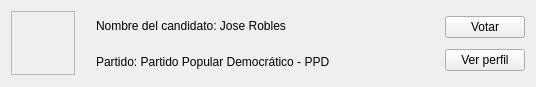
First picture: the form in forms/itemCandidato.ui, repository sarahiva/IS2Proyecto1, before the edit.
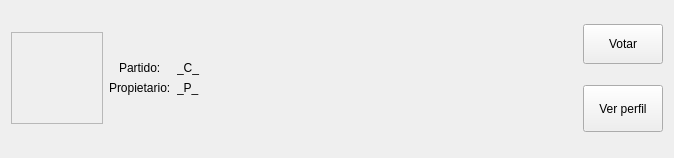
Second picture: the form after the edit. Icons and pictures are not drawn.

Diff of the .ui file:
```diff
--- a/forms/itemCandidato.ui
+++ b/forms/itemCandidato.ui
@@ -6,12 +6,12 @@
    <rect>
     <x>0</x>
     <y>0</y>
-    <width>536</width>
-    <height>87</height>
+    <width>674</width>
+    <height>158</height>
    </rect>
   </property>
   <property name="sizePolicy">
-   <sizepolicy hsizetype="Preferred" vsizetype="Fixed">
+   <sizepolicy hsizetype="Preferred" vsizetype="Preferred">
     <horstretch>0</horstretch>
     <verstretch>0</verstretch>
    </sizepolicy>
@@ -19,31 +19,34 @@
   <property name="minimumSize">
    <size>
     <width>420</width>
-    <height>87</height>
+    <height>88</height>
    </size>
   </property>
   <property name="maximumSize">
    <size>
     <width>16777215</width>
-    <height>87</height>
+    <height>158</height>
    </size>
   </property>
   <property name="windowTitle">
    <string>Form</string>
   </property>
-  <layout class="QHBoxLayout" name="horizontalLayout" stretch="0,2,0">
-   <item>
+  <layout class="QHBoxLayout" name="horizontalLayout" stretch="0,1,0">
+   <property name="topMargin">
+    <number>9</number>
+   </property>
+   <item alignment="Qt::AlignVCenter">
     <widget class="QFrame" name="frame">
      <property name="sizePolicy">
-      <sizepolicy hsizetype="Fixed" vsizetype="Fixed">
+      <sizepolicy hsizetype="Fixed" vsizetype="Preferred">
        <horstretch>0</horstretch>
        <verstretch>0</verstretch>
       </sizepolicy>
      </property>
      <property name="minimumSize">
       <size>
-       <width>64</width>
-       <height>64</height>
+       <width>92</width>
+       <height>92</height>
       </size>
      </property>
      <property name="maximumSize">
@@ -59,6 +62,9 @@
       <enum>QFrame::Raised</enum>
      </property>
      <layout class="QGridLayout" name="gridLayout">
+      <property name="topMargin">
+       <number>9</number>
+      </property>
       <item row="0" column="0">
        <widget class="QLabel" name="emblema">
         <property name="text">
@@ -76,24 +82,38 @@
     </widget>
    </item>
    <item>
-    <layout class="QVBoxLayout" name="verticalLayout">
-     <property name="leftMargin">
-      <number>15</number>
+    <layout class="QFormLayout" name="formLayout">
+     <property name="labelAlignment">
+      <set>Qt::AlignCenter</set>
      </property>
-     <property name="rightMargin">
-      <number>15</number>
+     <property name="formAlignment">
+      <set>Qt::AlignLeading|Qt::AlignLeft|Qt::AlignVCenter</set>
      </property>
-     <item>
-      <widget class="QLabel" name="nombreL">
+     <item row="0" column="0">
+      <widget class="QLabel" name="label">
        <property name="text">
-        <string>Nombre del candidato: Jose Robles</string>
+        <string>Partido:</string>
        </property>
       </widget>
      </item>
-     <item>
-      <widget class="QLabel" name="_partido_">
+     <item row="1" column="0">
+      <widget class="QLabel" name="label_2">
        <property name="text">
-        <string>Partido: Partido Popular Democrático - PPD</string>
+        <string>Propietario:</string>
+       </property>
+      </widget>
+     </item>
+     <item row="0" column="1">
+      <widget class="QLabel" name="partido">
+       <property name="text">
+        <string>_C_</string>
+       </property>
+      </widget>
+     </item>
+     <item row="1" column="1">
+      <widget class="QLabel" name="nombre">
+       <property name="text">
+        <string>_P_</string>
        </property>
       </widget>
      </item>
@@ -103,6 +123,12 @@
     <layout class="QVBoxLayout" name="verticalLayout_2">
      <item>
       <widget class="QPushButton" name="votar">
+       <property name="minimumSize">
+        <size>
+         <width>79</width>
+         <height>40</height>
+        </size>
+       </property>
        <property name="text">
         <string>Votar</string>
        </property>
@@ -110,6 +136,12 @@
      </item>
      <item>
       <widget class="QPushButton" name="verperfil">
+       <property name="minimumSize">
+        <size>
+         <width>0</width>
+         <height>47</height>
+        </size>
+       </property>
        <property name="text">
         <string>Ver perfil</string>
        </property>
```
Left out of the diff: 25 changed lines with no effect on the pictures.
